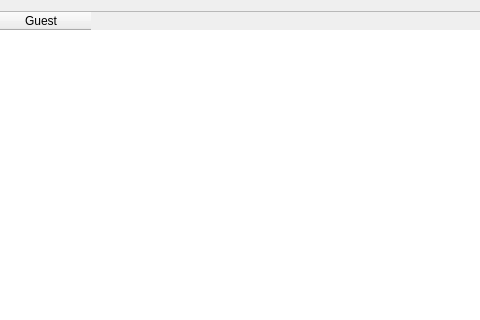
Before: the Qt Designer form Waiter/dlgguest.ui in End1-1/Cafe5, drawn with Qt 5; both pictures show x 321 to 801 and y 0 to 320 of the 1122 by 776 pixel window.
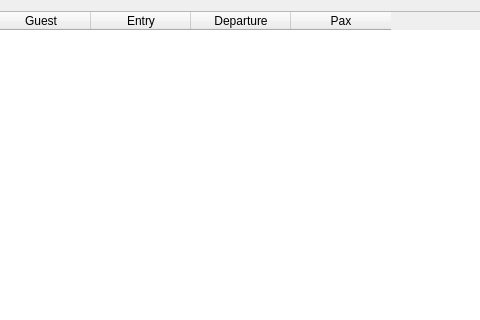
After: the same form once the commit is applied. Custom widgets are drawn as their Qt base class.

What changed in the file:
```diff
--- a/Waiter/dlgguest.ui
+++ b/Waiter/dlgguest.ui
@@ -45,6 +45,21 @@
        <string>Guest</string>
       </property>
      </column>
+     <column>
+      <property name="text">
+       <string>Entry</string>
+      </property>
+     </column>
+     <column>
+      <property name="text">
+       <string>Departure</string>
+      </property>
+     </column>
+     <column>
+      <property name="text">
+       <string>Pax</string>
+      </property>
+     </column>
     </widget>
    </item>
    <item>
```
